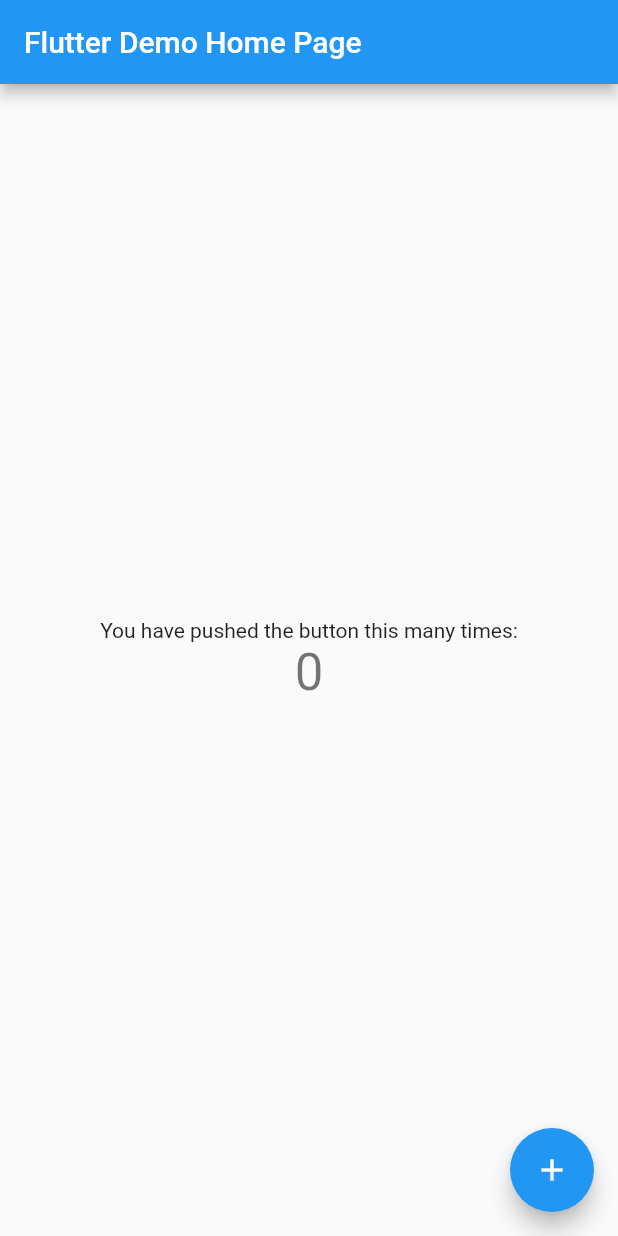
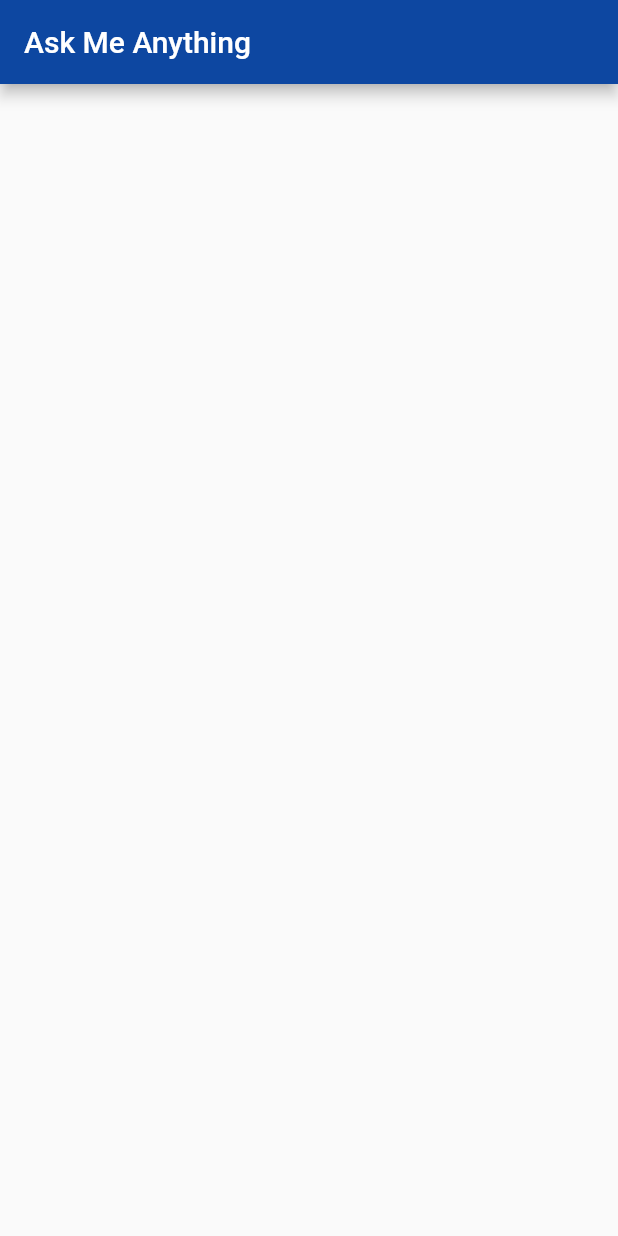
Before and after one commit to timuromarbaev/flutter_magic8_ball, a Flutter app: the screen it shows after launch, on a phone screen of 412 x 824 dp. Run offline on Flutter 3.47's test engine with Material 2 defaults, Android fonts, the phone set to English and light mode, and no system bars.

Commit message:
Created Stateless widget and Scaffold

```diff
--- a/lib/main.dart
+++ b/lib/main.dart
@@ -1,115 +1,22 @@
 import 'package:flutter/material.dart';
 
 void main() {
-  runApp(const MyApp());
+  runApp(const MaterialApp(
+    home: BallPage(),
+  ));
 }
 
-class MyApp extends StatelessWidget {
-  const MyApp({Key? key}) : super(key: key);
+class BallPage extends StatelessWidget {
+  const BallPage({Key? key}) : super(key: key);
 
-  // This widget is the root of your application.
   @override
   Widget build(BuildContext context) {
-    return MaterialApp(
-      title: 'Flutter Demo',
-      theme: ThemeData(
-        // This is the theme of your application.
-        //
-        // Try running your application with "flutter run". You'll see the
-        // application has a blue toolbar. Then, without quitting the app, try
-        // changing the primarySwatch below to Colors.green and then invoke
-        // "hot reload" (press "r" in the console where you ran "flutter run",
-        // or simply save your changes to "hot reload" in a Flutter IDE).
-        // Notice that the counter didn't reset back to zero; the application
-        // is not restarted.
-        primarySwatch: Colors.blue,
+    return Scaffold(
+      appBar: AppBar(
+        backgroundColor: Colors.blue.shade900,
+        title: const Text('Ask Me Anything'),
       ),
-      home: const MyHomePage(title: 'Flutter Demo Home Page'),
+      body: Container(),
     );
   }
 }
-
-class MyHomePage extends StatefulWidget {
-  const MyHomePage({Key? key, required this.title}) : super(key: key);
-
-  // This widget is the home page of your application. It is stateful, meaning
-  // that it has a State object (defined below) that contains fields that affect
-  // how it looks.
-
-  // This class is the configuration for the state. It holds the values (in this
-  // case the title) provided by the parent (in this case the App widget) and
-  // used by the build method of the State. Fields in a Widget subclass are
-  // always marked "final".
-
-  final String title;
-
-  @override
-  State<MyHomePage> createState() => _MyHomePageState();
-}
-
-class _MyHomePageState extends State<MyHomePage> {
-  int _counter = 0;
-
-  void _incrementCounter() {
-    setState(() {
-      // This call to setState tells the Flutter framework that something has
-      // changed in this State, which causes it to rerun the build method below
-      // so that the display can reflect the updated values. If we changed
-      // _counter without calling setState(), then the build method would not be
-      // called again, and so nothing would appear to happen.
-      _counter++;
-    });
-  }
-
-  @override
-  Widget build(BuildContext context) {
-    // This method is rerun every time setState is called, for instance as done
-    // by the _incrementCounter method above.
-    //
-    // The Flutter framework has been optimized to make rerunning build methods
-    // fast, so that you can just rebuild anything that needs updating rather
-    // than having to individually change instances of widgets.
-    return Scaffold(
-      appBar: AppBar(
-        // Here we take the value from the MyHomePage object that was created by
-        // the App.build method, and use it to set our appbar title.
-        title: Text(widget.title),
-      ),
-      body: Center(
-        // Center is a layout widget. It takes a single child and positions it
-        // in the middle of the parent.
-        child: Column(
-          // Column is also a layout widget. It takes a list of children and
-          // arranges them vertically. By default, it sizes itself to fit its
-          // children horizontally, and tries to be as tall as its parent.
-          //
-          // Invoke "debug painting" (press "p" in the console, choose the
-          // "Toggle Debug Paint" action from the Flutter Inspector in Android
-          // Studio, or the "Toggle Debug Paint" command in Visual Studio Code)
-          // to see the wireframe for each widget.
-          //
-          // Column has various properties to control how it sizes itself and
-          // how it positions its children. Here we use mainAxisAlignment to
-          // center the children vertically; the main axis here is the vertical
-          // axis because Columns are vertical (the cross axis would be
-          // horizontal).
-          mainAxisAlignment: MainAxisAlignment.center,
-          children: <Widget>[
-            const Text(
-              'You have pushed the button this many times:',
-            ),
-            Text(
-              '$_counter',
-              style: Theme.of(context).textTheme.headline4,
-            ),
-          ],
-        ),
-      ),
-      floatingActionButton: FloatingActionButton(
-        onPressed: _incrementCounter,
-        tooltip: 'Increment',
-        child: const Icon(Icons.add),
-      ), // This trailing comma makes auto-formatting nicer for build methods.
-    );
-  }
-}
```
Also changed, not shown: 1 other file.
